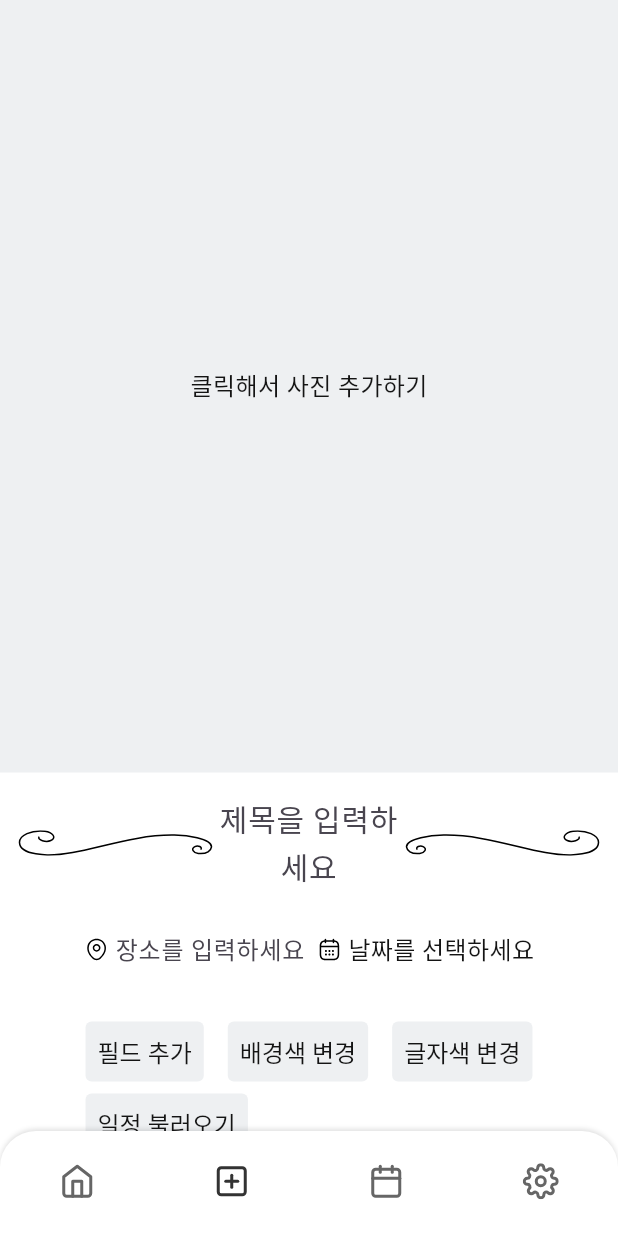
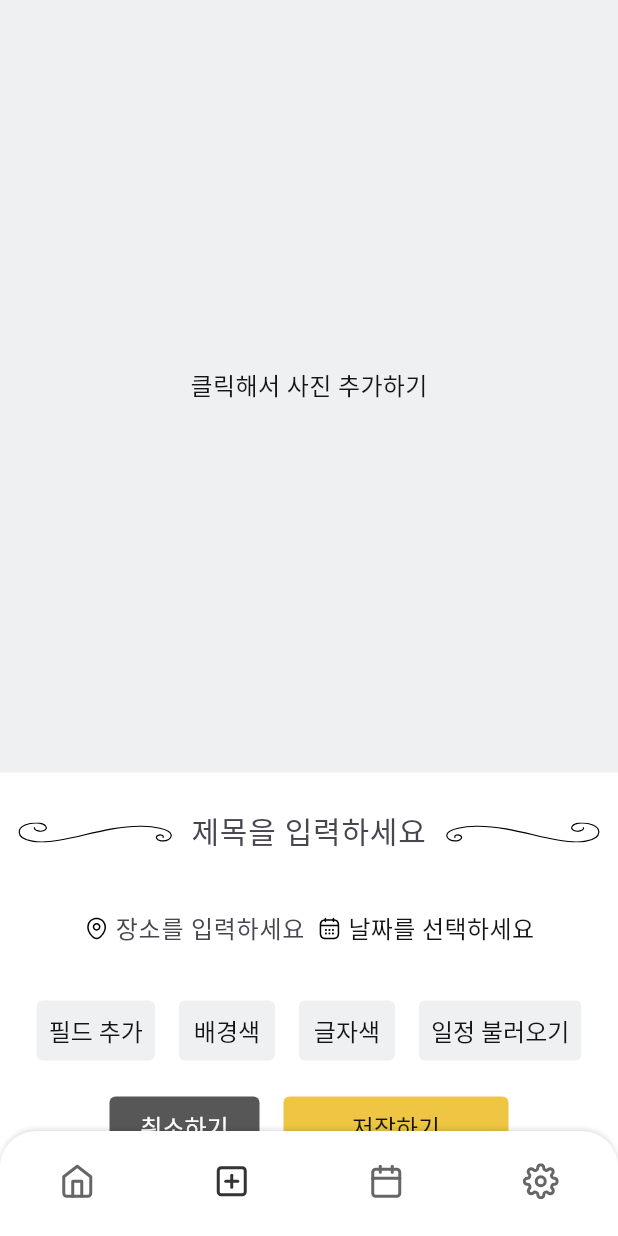
Before and after one commit to doyeon0307/Tickit-frontend, a Flutter app: the screen it shows after launch, item 2 of the bottom bar chosen, on a phone screen of 412 x 824 dp. Run offline on Flutter 3.47's test engine with Material 3 defaults, Android fonts, the phone set to English and light mode, and no system bars; drawn by our look-alikes of persistent_bottom_nav_bar_v2; our stand-ins replace flutter_colorpicker, flutter_svg, freezed_annotation, image_picker; missing offline and left inert: vertical_card_pager; Roboto replaces fonts that are missing (Gangwon).

Commit message:
refactor: 제목 데코, 버튼 라벨 수정

```diff
--- a/tickit/lib/ui/ticket/ticket_view.dart
+++ b/tickit/lib/ui/ticket/ticket_view.dart
@@ -68,6 +68,7 @@ class _TicketScreenState extends State<TicketScreen> {
                 children: [
                   SvgPicture.asset(
                     "assets/deco/left_title_deco.svg",
+                    width: MediaQuery.of(context).size.width / 4,
                   ),
                   const Expanded(
                     child: Padding(
@@ -83,6 +84,7 @@ class _TicketScreenState extends State<TicketScreen> {
                   ),
                   SvgPicture.asset(
                     "assets/deco/right_title_deco.svg",
+                    width: MediaQuery.of(context).size.width / 4,
                   ),
                 ],
               ),
@@ -139,7 +141,7 @@ class _TicketScreenState extends State<TicketScreen> {
                         textStyle: ticketStyle,
                       ),
                       CustomTextButton(
-                        label: "배경색 변경",
+                        label: "배경색",
                         onPressed: () {
                           showDialog(
                             context: context,
@@ -179,7 +181,7 @@ class _TicketScreenState extends State<TicketScreen> {
                         textStyle: ticketStyle,
                       ),
                       CustomTextButton(
-                        label: "글자색 변경",
+                        label: "글자색",
                         onPressed: () {},
                         textStyle: ticketStyle,
                       ),
```
